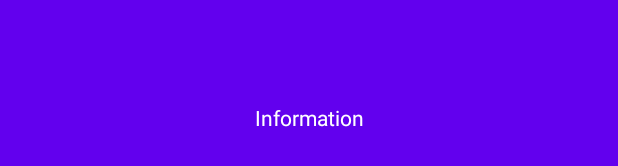
After one commit to FeryaelJustice/DJExperienceApp, an Android app: the layout activity_info.xml on its own in the app's theme, with its tools: preview values and no code run, on a phone screen of 412 x 824 dp. The commit adds this screen. Shown: the part 501-667 px from the top of the screen. Run offline under Robolectric (Android 15) with nearby library versions, the phone set to English and light mode, and no system bars.

Commit message:
Info activity added and animation of slide up and down

```diff
--- /dev/null
+++ b/app/src/main/res/anim/slide_down.xml
@@ -0,0 +1,5 @@
+<?xml version="1.0" encoding="utf-8"?>
+<translate xmlns:android="http://schemas.android.com/apk/res/android"
+    android:duration="@android:integer/config_longAnimTime"
+    android:fromYDelta="0%"
+    android:toYDelta="0%" />
--- /dev/null
+++ b/app/src/main/res/anim/slide_down_reverse.xml
@@ -0,0 +1,5 @@
+<?xml version="1.0" encoding="utf-8"?>
+<translate xmlns:android="http://schemas.android.com/apk/res/android"
+    android:duration="@android:integer/config_longAnimTime"
+    android:fromYDelta="0%"
+    android:toYDelta="0%" />
--- /dev/null
+++ b/app/src/main/res/anim/slide_up.xml
@@ -0,0 +1,5 @@
+<?xml version="1.0" encoding="utf-8"?>
+<translate xmlns:android="http://schemas.android.com/apk/res/android"
+    android:duration="@android:integer/config_longAnimTime"
+    android:fromYDelta="100%"
+    android:toYDelta="0%" />
--- /dev/null
+++ b/app/src/main/res/anim/slide_up_reverse.xml
@@ -0,0 +1,5 @@
+<?xml version="1.0" encoding="utf-8"?>
+<translate xmlns:android="http://schemas.android.com/apk/res/android"
+    android:duration="@android:integer/config_longAnimTime"
+    android:fromYDelta="0%"
+    android:toYDelta="100%" />
--- /dev/null
+++ b/app/src/main/res/layout/activity_info.xml
@@ -0,0 +1,20 @@
+<?xml version="1.0" encoding="utf-8"?>
+<androidx.constraintlayout.widget.ConstraintLayout xmlns:android="http://schemas.android.com/apk/res/android"
+    xmlns:app="http://schemas.android.com/apk/res-auto"
+    xmlns:tools="http://schemas.android.com/tools"
+    android:layout_width="match_parent"
+    android:layout_height="match_parent"
+    android:background="@color/color_primary"
+    tools:context=".activities.InfoActivity">
+
+    <TextView
+        android:layout_width="wrap_content"
+        android:layout_height="wrap_content"
+        android:text="Information"
+        android:textColor="@color/white"
+        app:layout_constraintBottom_toBottomOf="parent"
+        app:layout_constraintEnd_toEndOf="parent"
+        app:layout_constraintStart_toStartOf="parent"
+        app:layout_constraintTop_toTopOf="parent" />
+
+</androidx.constraintlayout.widget.ConstraintLayout>
--- a/app/src/main/res/values-night/themes.xml
+++ b/app/src/main/res/values-night/themes.xml
@@ -11,7 +11,8 @@
         <item name="colorOnSecondary">@color/black</item>
         <!-- Status bar color. -->
         <item name="android:statusBarColor" tools:targetApi="l">?attr/colorPrimaryVariant</item>
-        <!-- Customize your theme here. -->
+        <!-- enable window content transitions -->
+        <item name="android:windowActivityTransitions">true</item>
     </style>
 
     <style name="SplashTeme" parent="Theme.AppCompat.NoActionBar">
--- a/app/src/main/res/values/strings.xml
+++ b/app/src/main/res/values/strings.xml
@@ -6,4 +6,5 @@
     <string name="bottom_nav_profile">Perfil</string>
     <string name="settings">Ajustes</string>
     <string name="search">Buscar</string>
+    <string name="action_info">Información</string>
 </resources>
--- a/app/src/main/res/values/themes.xml
+++ b/app/src/main/res/values/themes.xml
@@ -11,7 +11,8 @@
         <item name="colorOnSecondary">@color/black</item>
         <!-- Status bar color. -->
         <item name="android:statusBarColor" tools:targetApi="l">?attr/colorPrimaryVariant</item>
-        <!-- Customize your theme here. -->
+        <!-- enable window content transitions -->
+        <item name="android:windowActivityTransitions">true</item>
     </style>
 
     <style name="SplashTeme" parent="Theme.AppCompat.NoActionBar">
```
Also changed, not shown: app/src/main/AndroidManifest.xml (+8 -3 lines), app/src/main/java/com/feryaeldev/djexperience/activities/InfoActivity.kt (added, +22 -0 lines), app/src/main/java/com/feryaeldev/djexperience/activities/MainActivity.kt (+21 -0 lines), app/src/main/res/menu/menu_settings.xml (+12 -4 lines), 1 other file.
